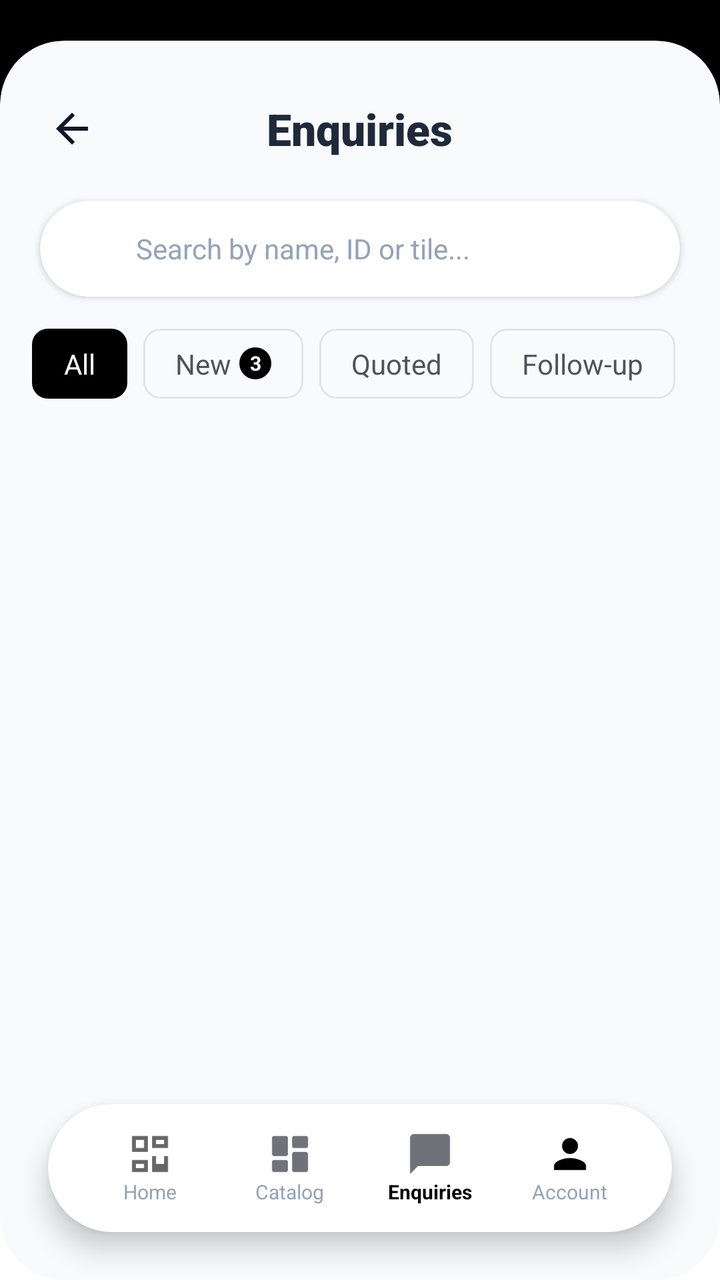
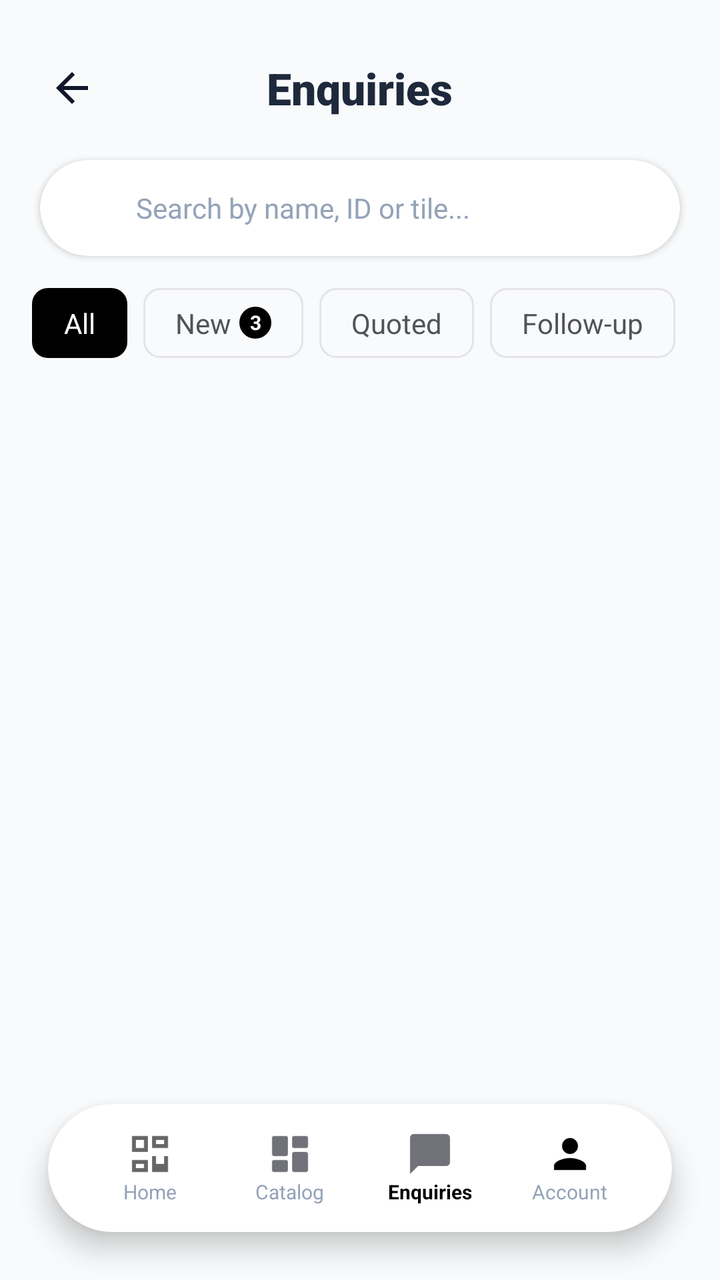

Compare the two renders of this Android layout. The source of the first and the diff that turns it into the second are given below.
<!-- AndroidManifest.xml: activity theme AppTheme -->
<!-- res/layout/activity_enquiries.xml -->
<RelativeLayout xmlns:android="http://schemas.android.com/apk/res/android"
    xmlns:app="http://schemas.android.com/apk/res-auto"
    android:layout_width="match_parent"
    android:layout_height="match_parent"
    android:background="@color/background_light"
    android:fitsSystemWindows="false">

    
    <LinearLayout
        android:id="@+id/header_section"
        android:layout_width="match_parent"
        android:layout_height="80dp"
        android:background="#000000"
        android:orientation="vertical" />

    
    <androidx.cardview.widget.CardView
        android:layout_width="match_parent"
        android:layout_height="match_parent"
        android:layout_below="@id/header_section"
        android:layout_marginTop="-60dp"
        app:cardCornerRadius="32dp"
        app:cardElevation="0dp"
        app:cardBackgroundColor="#F8FAFB">

        <LinearLayout
            android:layout_width="match_parent"
            android:layout_height="match_parent"
            android:orientation="vertical"
            android:paddingTop="12dp">

            
            <RelativeLayout
                android:layout_width="match_parent"
                android:layout_height="wrap_content"
                android:paddingHorizontal="16dp"
                android:paddingVertical="12dp">

                <ImageView
                    android:id="@+id/btnBack"
                    android:layout_width="40dp"
                    android:layout_height="40dp"
                    android:src="@drawable/ic_arrow_back"
                    app:tint="#000000"
                    android:background="?attr/selectableItemBackgroundBorderless"
                    android:clickable="true"
                    android:focusable="true"
                    android:padding="8dp"
                    android:layout_alignParentStart="true"
                    android:layout_centerVertical="true" />

                <TextView
                    android:layout_width="wrap_content"
                    android:layout_height="wrap_content"
                    android:text="Enquiries"
                    android:textColor="#1E293B"
                    android:textSize="22sp"
                    android:fontFamily="sans-serif-black"
                    android:layout_centerInParent="true" />
            </RelativeLayout>

            
            <androidx.cardview.widget.CardView
                android:layout_width="match_parent"
                android:layout_height="48dp"
                android:layout_marginHorizontal="20dp"
                android:layout_marginTop="4dp"
                android:layout_marginBottom="12dp"
                app:cardCornerRadius="24dp"
                app:cardElevation="2dp"
                app:cardBackgroundColor="@color/white">
                <LinearLayout
                    android:layout_width="match_parent"
                    android:layout_height="match_parent"
                    android:gravity="center_vertical"
                    android:paddingHorizontal="16dp">
                    <ImageView
                        android:layout_width="20dp"
                        android:layout_height="20dp"
                        android:src="@drawable/ic_search"
                        app:tint="#94A3B8" />
                    <EditText
                        android:id="@+id/etSearch"
                        android:layout_width="match_parent"
                        android:layout_height="match_parent"
                        android:background="@android:color/transparent"
                        android:hint="Search by name, ID or tile..."
                        android:paddingHorizontal="12dp"
                        android:textSize="14sp"
                        android:textColor="#1E293B"
                        android:textColorHint="#94A3B8"
                        android:maxLines="1"
                        android:imeOptions="actionSearch" />
                </LinearLayout>
            </androidx.cardview.widget.CardView>

            
            <HorizontalScrollView
                android:layout_width="match_parent"
                android:layout_height="wrap_content"
                android:paddingHorizontal="16dp"
                android:paddingBottom="8dp"
                android:scrollbars="none">

                <LinearLayout
                    android:id="@+id/llFilterTabs"
                    android:layout_width="wrap_content"
                    android:layout_height="wrap_content"
                    android:orientation="horizontal"
                    android:gravity="center_vertical"
                    android:paddingVertical="4dp">

                    
                    <LinearLayout
                        android:id="@+id/btnAll"
                        android:layout_width="wrap_content"
                        android:layout_height="wrap_content"
                        android:orientation="horizontal"
                        android:background="@drawable/bg_filter_tab_selected"
                        android:paddingVertical="8dp"
                        android:paddingHorizontal="16dp"
                        android:gravity="center"
                        android:layout_marginEnd="8dp"
                        android:clickable="true"
                        android:focusable="true">

                        <TextView
                            android:layout_width="wrap_content"
                            android:layout_height="wrap_content"
                            android:text="All"
                            android:textColor="@color/white"
                            android:textSize="14sp"
                            android:textStyle="normal" />

                    </LinearLayout>

                    
                    <LinearLayout
                        android:id="@+id/btnNew"
                        android:layout_width="wrap_content"
                        android:layout_height="wrap_content"
                        android:orientation="horizontal"
                        android:background="@drawable/bg_filter_tab_unselected"
                        android:paddingVertical="8dp"
                        android:paddingHorizontal="16dp"
                        android:gravity="center"
                        android:layout_marginEnd="8dp"
                        android:clickable="true"
                        android:focusable="true">

                        <TextView
                            android:layout_width="wrap_content"
                            android:layout_height="wrap_content"
                            android:text="New"
                            android:textColor="@color/zinc_600"
                            android:textSize="14sp"
                            android:textStyle="normal" />

                        
                        <TextView
                            android:id="@+id/badgeNew"
                            android:layout_width="16dp"
                            android:layout_height="16dp"
                            android:layout_marginStart="4dp"
                            android:background="@drawable/bg_badge"
                            android:gravity="center"
                            android:text="3"
                            android:textColor="@color/white"
                            android:textSize="10sp"
                            android:textStyle="bold" />

                    </LinearLayout>

                    
                    <LinearLayout
                        android:id="@+id/btnQuoted"
                        android:layout_width="wrap_content"
                        android:layout_height="wrap_content"
                        android:orientation="horizontal"
                        android:background="@drawable/bg_filter_tab_unselected"
                        android:paddingVertical="8dp"
                        android:paddingHorizontal="16dp"
                        android:gravity="center"
                        android:layout_marginEnd="8dp"
                        android:clickable="true"
                        android:focusable="true">

                        <TextView
                            android:layout_width="wrap_content"
                            android:layout_height="wrap_content"
                            android:text="Quoted"
                            android:textColor="@color/zinc_600"
                            android:textSize="14sp"
                            android:textStyle="normal" />

                    </LinearLayout>

                    
                    <LinearLayout
                        android:id="@+id/btnFollowUp"
                        android:layout_width="wrap_content"
                        android:layout_height="wrap_content"
                        android:orientation="horizontal"
                        android:background="@drawable/bg_filter_tab_unselected"
                        android:paddingVertical="8dp"
                        android:paddingHorizontal="16dp"
                        android:gravity="center"
                        android:layout_marginEnd="8dp"
                        android:clickable="true"
                        android:focusable="true">

                        <TextView
                            android:layout_width="wrap_content"
                            android:layout_height="wrap_content"
                            android:text="Follow-up"
                            android:textColor="@color/zinc_600"
                            android:textSize="14sp"
                            android:textStyle="normal" />

                    </LinearLayout>

                    
                    <LinearLayout
                        android:id="@+id/btnResolved"
                        android:layout_width="wrap_content"
                        android:layout_height="wrap_content"
                        android:orientation="horizontal"
                        android:background="@drawable/bg_filter_tab_unselected"
                        android:paddingVertical="8dp"
                        android:paddingHorizontal="16dp"
                        android:gravity="center"
                        android:layout_marginEnd="8dp"
                        android:clickable="true"
                        android:focusable="true">

                        <TextView
                            android:layout_width="wrap_content"
                            android:layout_height="wrap_content"
                            android:text="Resolved"
                            android:textColor="@color/zinc_600"
                            android:textSize="14sp"
                            android:textStyle="normal" />

                    </LinearLayout>

                </LinearLayout>

            </HorizontalScrollView>

            
            <androidx.recyclerview.widget.RecyclerView
                android:id="@+id/recyclerView"
                android:layout_width="match_parent"
                android:layout_height="0dp"
                android:layout_weight="1"
                android:clipToPadding="false"
                android:padding="16dp"
                android:paddingBottom="100dp" />

        </LinearLayout>

        
        <ProgressBar
            android:id="@+id/progressBar"
            android:layout_width="wrap_content"
            android:layout_height="wrap_content"
            android:layout_gravity="center"
            android:visibility="gone"
            android:indeterminateTint="#000000" />

    </androidx.cardview.widget.CardView>

    
    <androidx.cardview.widget.CardView
        android:layout_width="match_parent"
        android:layout_height="64dp"
        android:layout_alignParentBottom="true"
        android:layout_marginHorizontal="24dp"
        android:layout_marginBottom="24dp"
        app:cardCornerRadius="32dp"
        app:cardElevation="8dp"
        app:cardBackgroundColor="@color/white">

        <LinearLayout
            android:layout_width="match_parent"
            android:layout_height="match_parent"
            android:orientation="horizontal"
            android:gravity="center_vertical"
            android:paddingHorizontal="16dp">

            
            <LinearLayout
                android:id="@+id/bottomDashboard"
                android:layout_width="0dp"
                android:layout_height="match_parent"
                android:layout_weight="1"
                android:orientation="vertical"
                android:gravity="center"
                android:clickable="true"
                android:focusable="true"
                android:background="?attr/selectableItemBackgroundBorderless">
                <ImageView
                    android:layout_width="24dp"
                    android:layout_height="24dp"
                    android:src="@drawable/ic_dashboard"
                    app:tint="#94A3B8" />
                <TextView
                    android:layout_width="wrap_content"
                    android:layout_height="wrap_content"
                    android:text="Home"
                    android:textSize="10sp"
                    android:textColor="#94A3B8" />
            </LinearLayout>

            
            <LinearLayout
                android:id="@+id/bottomInventory"
                android:layout_width="0dp"
                android:layout_height="match_parent"
                android:layout_weight="1"
                android:orientation="vertical"
                android:gravity="center"
                android:clickable="true"
                android:focusable="true"
                android:background="?attr/selectableItemBackgroundBorderless">
                <ImageView
                    android:layout_width="24dp"
                    android:layout_height="24dp"
                    android:src="@drawable/ic_category"
                    app:tint="#94A3B8" />
                <TextView
                    android:layout_width="wrap_content"
                    android:layout_height="wrap_content"
                    android:text="Catalog"
                    android:textSize="10sp"
                    android:textColor="#94A3B8" />
            </LinearLayout>

            
            <LinearLayout
                android:id="@+id/bottomQuotes"
                android:layout_width="0dp"
                android:layout_height="match_parent"
                android:layout_weight="1"
                android:orientation="vertical"
                android:gravity="center"
                android:clickable="true"
                android:focusable="true"
                android:background="?attr/selectableItemBackgroundBorderless">
                <ImageView
                    android:layout_width="24dp"
                    android:layout_height="24dp"
                    android:src="@drawable/ic_chat"
                    app:tint="#000000" />
                <TextView
                    android:layout_width="wrap_content"
                    android:layout_height="wrap_content"
                    android:text="Enquiries"
                    android:textSize="10sp"
                    android:textColor="#000000"
                    android:textStyle="bold" />
            </LinearLayout>

            
            <LinearLayout
                android:id="@+id/bottomAccount"
                android:layout_width="0dp"
                android:layout_height="match_parent"
                android:layout_weight="1"
                android:orientation="vertical"
                android:gravity="center"
                android:clickable="true"
                android:focusable="true"
                android:background="?attr/selectableItemBackgroundBorderless">
                <ImageView
                    android:layout_width="24dp"
                    android:layout_height="24dp"
                    android:src="@drawable/ic_person"
                    app:tint="#94A3B8" />
                <TextView
                    android:layout_width="wrap_content"
                    android:layout_height="wrap_content"
                    android:text="Account"
                    android:textSize="10sp"
                    android:textColor="#94A3B8" />
            </LinearLayout>

        </LinearLayout>
    </androidx.cardview.widget.CardView>

</RelativeLayout>
<!-- resources referenced by this layout -->
<resources>
  <color name="background_light">#ffffff</color>
  <color name="white">#FFFFFFFF</color>
  <color name="zinc_600">#52525b</color>
  <!-- drawable bg_badge (drawable) -->
  <?xml version="1.0" encoding="utf-8"?>
  <shape xmlns:android="http://schemas.android.com/apk/res/android">
      <solid android:color="@color/black" />
      <corners android:radius="12dp" />
  </shape>
  <!-- drawable bg_filter_tab_selected (drawable) -->
  <?xml version="1.0" encoding="utf-8"?>
  <shape xmlns:android="http://schemas.android.com/apk/res/android">
      <solid android:color="#000000"/>
      <corners android:radius="8dp"/>
  </shape>
  <!-- drawable bg_filter_tab_unselected (drawable) -->
  <?xml version="1.0" encoding="utf-8"?>
  <shape xmlns:android="http://schemas.android.com/apk/res/android">
      
      <solid android:color="@android:color/transparent" />
  
      
      <stroke
          android:width="1dp"
          android:color="@color/zinc_200" />
  
      
      <corners android:radius="8dp" />
  
      
      <padding
          android:left="1dp"
          android:top="1dp"
          android:right="1dp"
          android:bottom="1dp" />
  </shape>
  <!-- drawable ic_arrow_back (drawable) -->
  <?xml version="1.0" encoding="utf-8"?>
  <vector xmlns:android="http://schemas.android.com/apk/res/android"
      android:width="24dp"
      android:height="24dp"
      android:viewportWidth="24"
      android:viewportHeight="24"
      android:tint="@color/slate_900">
      <path
          android:fillColor="@android:color/white"
          android:pathData="M20,11H7.83l5.59,-5.59L12,4l-8,8 8,8 1.41,-1.41L7.83,13H20v-2z"/>
  </vector>
  <!-- drawable ic_chat (drawable) -->
  <vector xmlns:android="http://schemas.android.com/apk/res/android"
      android:width="24dp"
      android:height="24dp"
      android:viewportWidth="24"
      android:viewportHeight="24">
      <path
          android:fillColor="#71717A"
          android:pathData="M20,2H4c-1.1,0 -2,0.9 -2,2v18l4,-4h14c1.1,0 2,-0.9 2,-2V4c0,-1.1 -0.9,-2 -2,-2z"/>
  </vector>
  <!-- drawable ic_dashboard (drawable) -->
  <?xml version="1.0" encoding="utf-8"?>
  <vector xmlns:android="http://schemas.android.com/apk/res/android"
      android:width="24dp"
      android:height="24dp"
      android:viewportWidth="24"
      android:viewportHeight="24"
      android:tint="?attr/colorControlNormal">
      <path
          android:fillColor="@android:color/white"
          android:pathData="M19,5v2h-4L15,5h4M9,5v4L5,9L5,5h4M19,13v4h-4v-4h4M9,17v2L5,19v-2h4M21,3h-8v6h8L21,3zM11,3L3,3v8h8L11,3zM21,13h-8v8h8v-8zM11,15L3,15v6h8v-6z"/>
  </vector>
  <!-- drawable ic_person (drawable) -->
  <vector xmlns:android="http://schemas.android.com/apk/res/android"
      android:width="24dp"
      android:height="24dp"
      android:viewportWidth="24"
      android:viewportHeight="24">
      <path
          android:fillColor="#000000"
          android:pathData="M12,12c2.21,0 4,-1.79 4,-4s-1.79,-4 -4,-4 -4,1.79 -4,4 1.79,4 4,4zM12,14c-2.67,0 -8,1.34 -8,4v2h16v-2c0,-2.66 -5.33,-4 -8,-4z"/>
  </vector>
  <!-- drawable ic_search (drawable) -->
  <vector xmlns:android="http://schemas.android.com/apk/res/android"
      android:width="24dp"
      android:height="24dp"
      android:viewportWidth="24"
      android:viewportHeight="24">
      <path
          android:fillColor="@color/white"
          android:pathData="M15.5 14h-0.79l-0.28-0.27C15.41 12.59 16 11.11 16 9.5 16 5.91 13.09 3 9.5 3S3 5.91 3 9.5 5.91 16 9.5 16c1.61 0 3.09-0.59 4.23-1.57l0.27 0.28v0.79l5 4.99L20.49 19l-4.99-5zm-6 0C7.01 14 5 11.99 5 9.5S7.01 5 9.5 5 14 7.01 14 9.5 11.99 14 9.5 14z" />
  </vector>
  <color name="black">#FF000000</color>
  <color name="zinc_200">#e4e4e7</color>
  <color name="slate_900">#0F172A</color>
  <color name="primary">#0F0F0F</color>
  <!-- unchanged entries left out for length: 2 -->
</resources>

<!-- the commit's change to res/layout/activity_enquiries.xml (unified diff, before → after) -->
@@ -7,21 +7,10 @@
 
     
     <LinearLayout
-        android:id="@+id/header_section"
-        android:layout_width="match_parent"
-        android:layout_height="80dp"
-        android:background="#000000"
-        android:orientation="vertical" />
-
-    
-    <androidx.cardview.widget.CardView
         android:layout_width="match_parent"
         android:layout_height="match_parent"
-        android:layout_below="@id/header_section"
-        android:layout_marginTop="-60dp"
-        app:cardCornerRadius="32dp"
-        app:cardElevation="0dp"
-        app:cardBackgroundColor="#F8FAFB">
+        android:background="#F8FAFB"
+        android:orientation="vertical">
 
         <LinearLayout
             android:layout_width="match_parent"
@@ -268,7 +257,7 @@
             android:visibility="gone"
             android:indeterminateTint="#000000" />
 
-    </androidx.cardview.widget.CardView>
+    </LinearLayout>
 
     
     <androidx.cardview.widget.CardView
